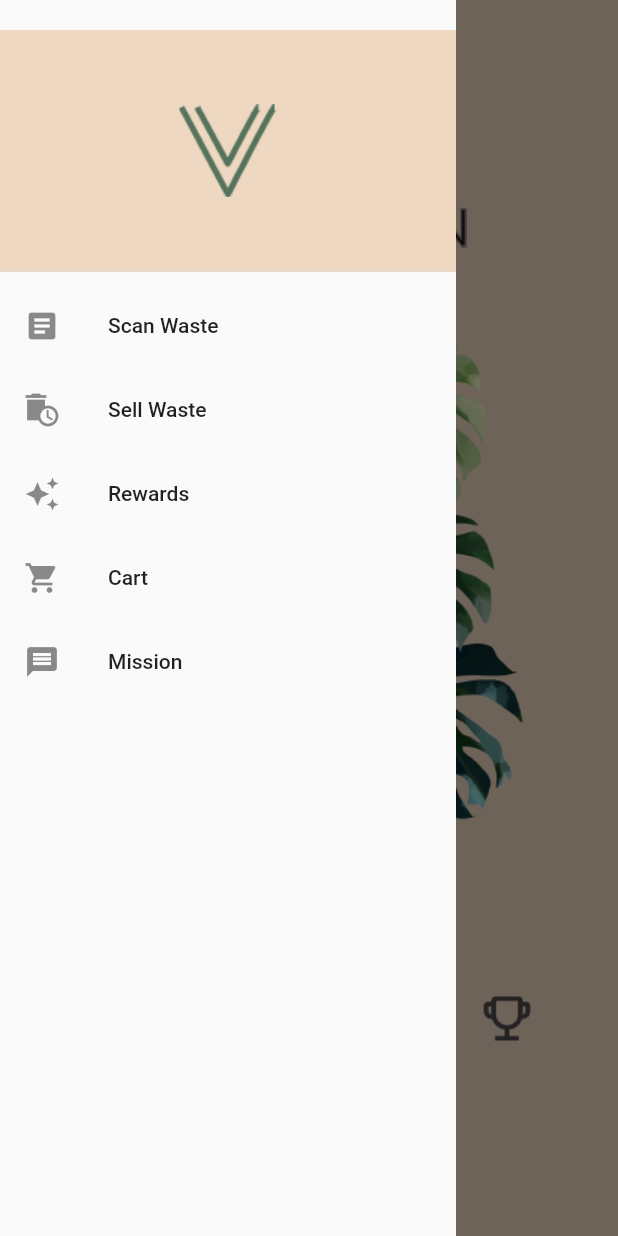
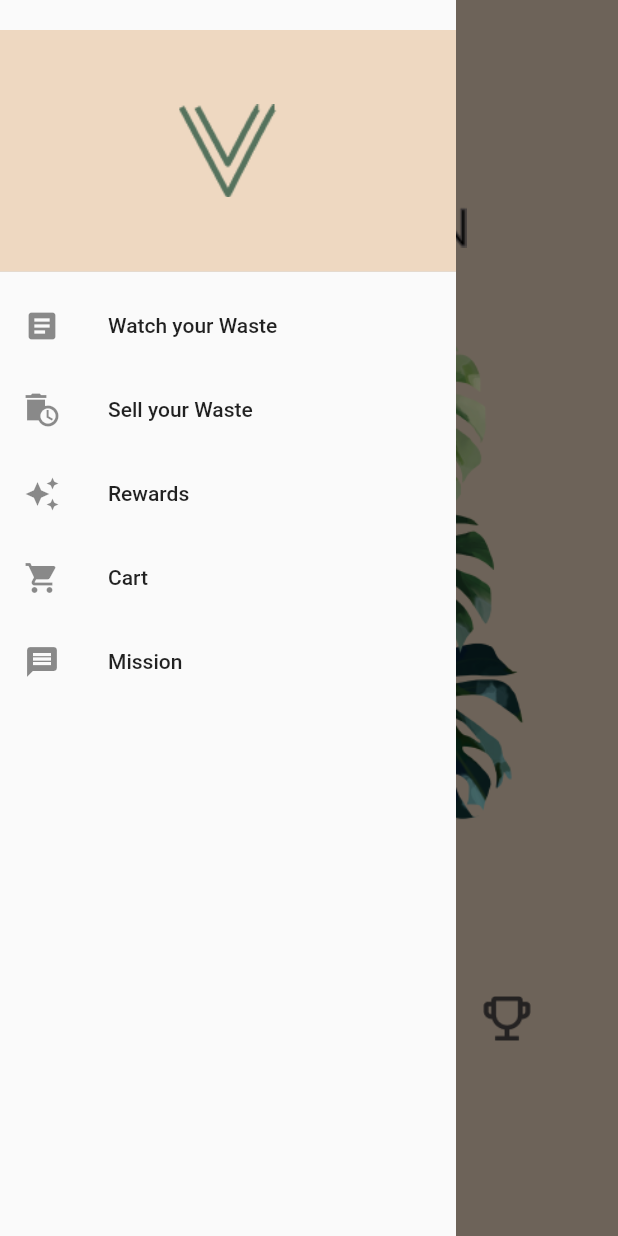
Before and after one commit to Gaurisha21/Viraan_Waste_Management_Project, a Flutter app: the HomeScreen screen opened directly, with the side drawer open, on a phone screen of 412 x 824 dp. Run offline on Flutter 3.47's test engine with Material 2 defaults, Android fonts, the phone set to English and light mode, and no system bars; our stand-ins replace firebase_auth, firebase_core, firebase_database, flutter_spinkit, fluttertoast, image_picker and 1 more; missing offline and left inert: flutter_cart, tflite; accounts and stored records are empty.

Commit message:
Update NavDrawer.dart

```diff
--- a/viraan/lib/NavDrawer.dart
+++ b/viraan/lib/NavDrawer.dart
@@ -35,7 +35,7 @@ class NavDrawer extends StatelessWidget {
           // ),
           ListTile(
             leading: Icon(Icons.article),
-            title: Text('Scan Waste'),
+            title: Text('Watch your Waste'),
             onTap: () => {
               Navigator.push(
                 context,
@@ -45,7 +45,7 @@ class NavDrawer extends StatelessWidget {
           ),
           ListTile(
             leading: Icon(Icons.auto_delete_sharp),
-            title: Text('Sell Waste'),
+            title: Text('Sell your Waste'),
             onTap: () => {
               Navigator.push(
                 context,
```
